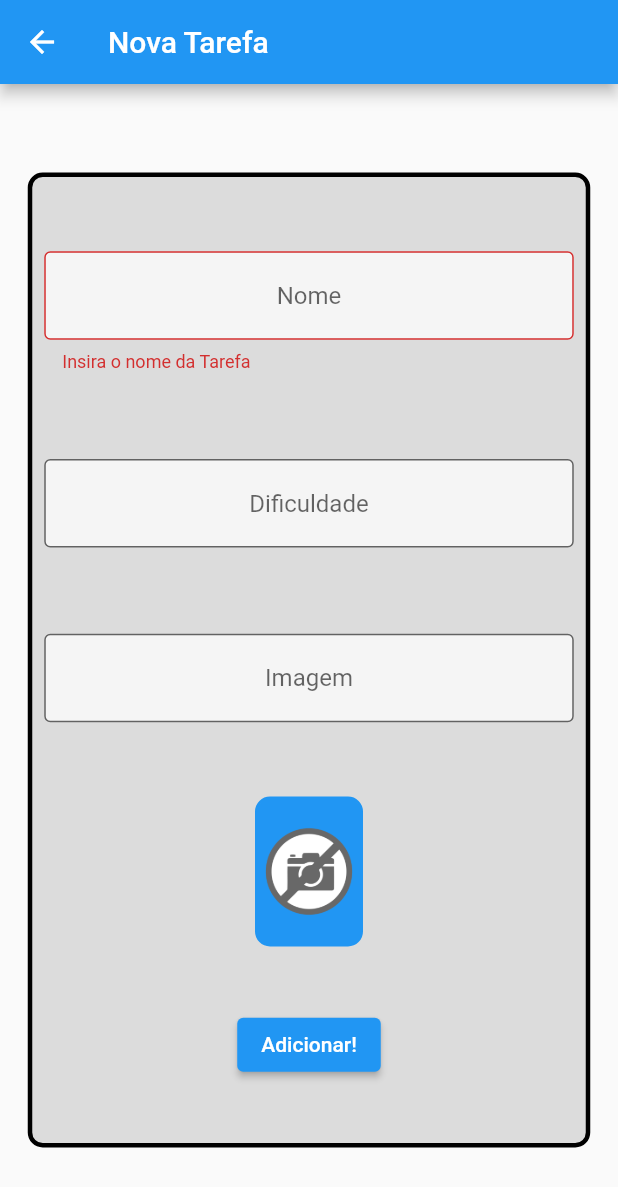
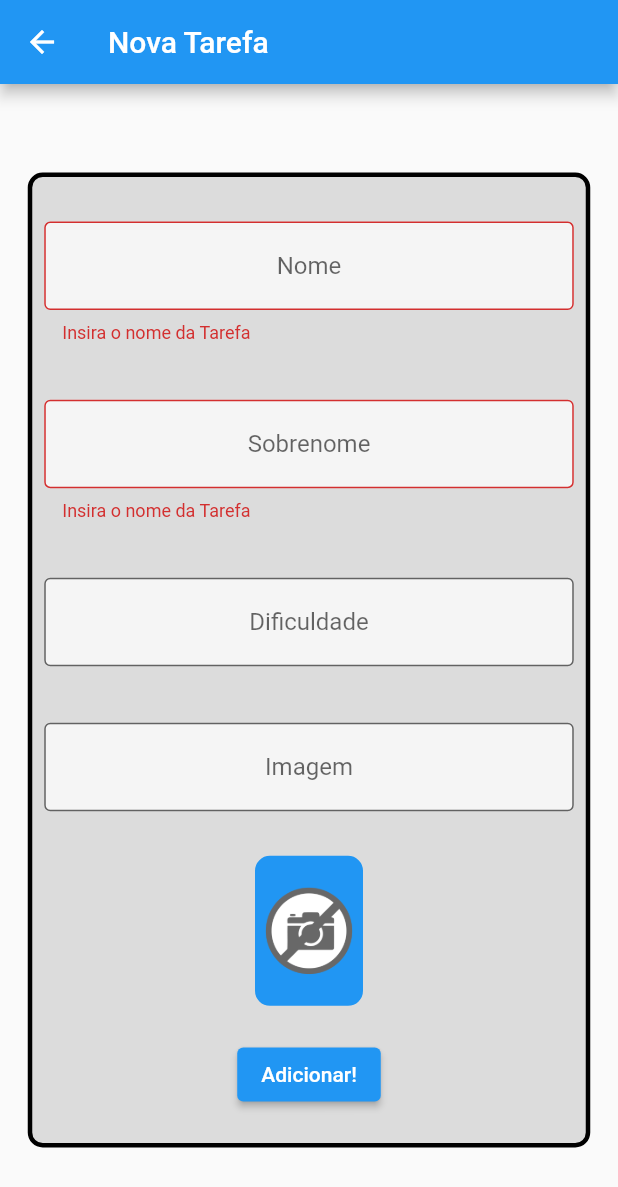
Before and after one commit to abadiapedro/alura_flutter, a Flutter app: the FormScreen screen opened directly, after a tap on "Adicionar!", on a phone screen of 412 x 824 dp. Shown: the top 1187 px of the screen. Run offline on Flutter 3.47's test engine with Material 2 defaults, Android fonts, the phone set to English and light mode, and no system bars; our stand-ins replace sqflite; accounts and stored records are empty; network calls fail.

Commit message:
Prova Programação IV 09/02/2023

```diff
--- a/lib/data/task_dao.dart
+++ b/lib/data/task_dao.dart
@@ -6,11 +6,13 @@ import 'database.dart';
 class TaskDao {
   static const String tableSql = 'CREATE TABLE $_tablename('
       '$_name TEXT, '
+      '$_sobrenome TEXT,'
       '$_difficulty INTEGER, '
       '$_image TEXT)';
 
   static const String _tablename = 'taskTable';
   static const String _name = 'name';
+  static const String _sobrenome = 'sobrenome';
   static const String _difficulty = 'difficulty';
   static const String _image = 'image';
 
--- a/lib/screens/form_screen.dart
+++ b/lib/screens/form_screen.dart
@@ -15,6 +15,7 @@ class FormScreen extends StatefulWidget {
 
 class _FormScreenState extends State<FormScreen> {
   TextEditingController nameController = TextEditingController();
+  TextEditingController sobrenomeController = TextEditingController();
   TextEditingController difficultyController = TextEditingController();
   TextEditingController imageController = TextEditingController();
 
@@ -72,6 +73,25 @@ class _FormScreenState extends State<FormScreen> {
                       decoration: InputDecoration(
                         border: OutlineInputBorder(),
                         hintText: 'Nome',
+                        fillColor: Colors.white70,
+                        filled: true,
+                      ),
+                    ),
+                  ),
+                  Padding(
+                    padding: const EdgeInsets.all(8.0),
+                    child: TextFormField(
+                      validator: (String? value) {
+                        if (valueValidator(value)) {
+                          return 'Insira o nome da Tarefa';
+                        }
+                        return null;
+                      },
+                      controller: sobrenomeController,
+                      textAlign: TextAlign.center,
+                      decoration: InputDecoration(
+                        border: OutlineInputBorder(),
+                        hintText: 'Sobrenome',
                         fillColor: Colors.white70,
                         filled: true,
                       ),
```
Also changed, not shown: 1 other file.
